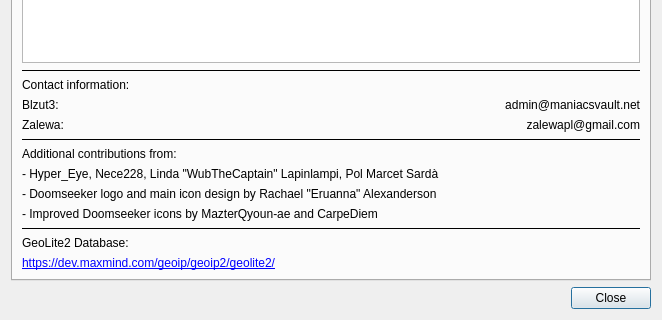
Qt form src/core/gui/aboutdialog.ui (DoomseekerTeam/Doomseeker) before a commit; both pictures show x 0 to 662 and y 396 to 716 of the 662 by 716 pixel window.
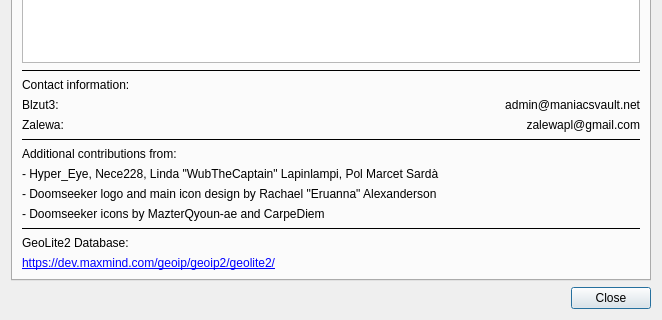
The same form after that commit.

```diff
--- a/src/core/gui/aboutdialog.ui
+++ b/src/core/gui/aboutdialog.ui
@@ -311,7 +311,7 @@
        <item>
         <widget class="QLabel" name="label_14">
          <property name="text">
-          <string>- Improved Doomseeker icons by MazterQyoun-ae and CarpeDiem</string>
+          <string>- Doomseeker icons by MazterQyoun-ae and CarpeDiem</string>
          </property>
          <property name="textInteractionFlags">
           <set>Qt::LinksAccessibleByMouse|Qt::TextSelectableByMouse</set>
```
Left out of the diff: 2 changed lines with no effect on the pictures.
